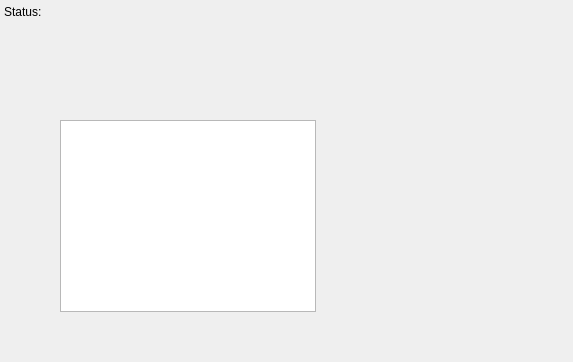
Qt form qtz/widgets/data/wizard-page-create-database-operation.ui (soroush/Qtz) before a commit.
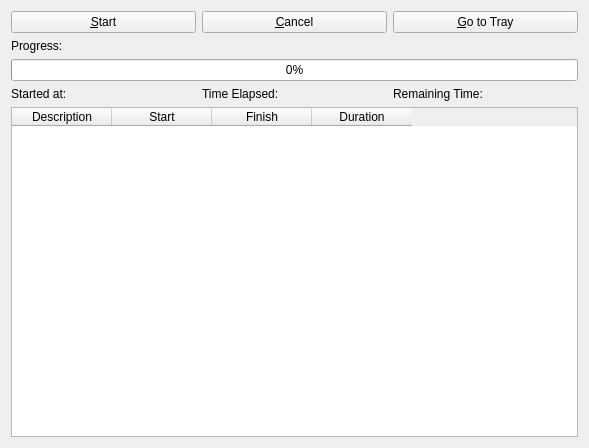
The same form after that commit.

Commit message: Implementing database creation wizard...

```diff
--- a/qtz/widgets/data/wizard-page-create-database-operation.ui
+++ b/qtz/widgets/data/wizard-page-create-database-operation.ui
@@ -6,36 +6,158 @@
    <rect>
     <x>0</x>
     <y>0</y>
-    <width>573</width>
-    <height>362</height>
+    <width>589</width>
+    <height>448</height>
    </rect>
   </property>
   <property name="windowTitle">
    <string>WizardPage</string>
   </property>
-  <widget class="QListWidget" name="listWidget">
-   <property name="geometry">
-    <rect>
-     <x>60</x>
-     <y>120</y>
-     <width>256</width>
-     <height>192</height>
-    </rect>
-   </property>
-  </widget>
-  <widget class="QLabel" name="label">
-   <property name="geometry">
-    <rect>
-     <x>4</x>
-     <y>4</y>
-     <width>40</width>
-     <height>16</height>
-    </rect>
-   </property>
-   <property name="text">
-    <string>Status:</string>
-   </property>
-  </widget>
+  <property name="title">
+   <string>Operation</string>
+  </property>
+  <property name="subTitle">
+   <string>Database is currently beign created. Please wait...</string>
+  </property>
+  <layout class="QVBoxLayout" name="verticalLayout">
+   <item>
+    <layout class="QHBoxLayout" name="_2">
+     <item>
+      <widget class="QPushButton" name="pushButtonPRS">
+       <property name="text">
+        <string>&amp;Start</string>
+       </property>
+      </widget>
+     </item>
+     <item>
+      <widget class="QPushButton" name="pushButtonCancel">
+       <property name="text">
+        <string>&amp;Cancel</string>
+       </property>
+      </widget>
+     </item>
+     <item>
+      <widget class="QPushButton" name="pushButtonGoToTray">
+       <property name="text">
+        <string>&amp;Go to Tray</string>
+       </property>
+      </widget>
+     </item>
+    </layout>
+   </item>
+   <item>
+    <layout class="QVBoxLayout" name="_4">
+     <item>
+      <widget class="QLabel" name="labelProgress">
+       <property name="text">
+        <string>Progress:</string>
+       </property>
+      </widget>
+     </item>
+     <item>
+      <widget class="QProgressBar" name="progressBar">
+       <property name="value">
+        <number>0</number>
+       </property>
+       <property name="format">
+        <string>%p%</string>
+       </property>
+      </widget>
+     </item>
+    </layout>
+   </item>
+   <item>
+    <layout class="QHBoxLayout" name="horizontalLayout">
+     <item>
+      <widget class="QLabel" name="labelStartTime">
+       <property name="text">
+        <string>Started at:</string>
+       </property>
+      </widget>
+     </item>
+     <item>
+      <widget class="QLabel" name="labelShowStartTime">
+       <property name="text">
+        <string/>
+       </property>
+      </widget>
+     </item>
+     <item>
+      <widget class="QLabel" name="labelTimeElapsed">
+       <property name="text">
+        <string>Time Elapsed:</string>
+       </property>
+      </widget>
+     </item>
+     <item>
+      <widget class="QLabel" name="labelShowTimeElapsed">
+       <property name="text">
+        <string/>
+       </property>
+      </widget>
+     </item>
+     <item>
+      <widget class="QLabel" name="labelRemainingTime">
+       <property name="text">
+        <string>Remaining Time:</string>
+       </property>
+      </widget>
+     </item>
+     <item>
+      <widget class="QLabel" name="labelShowRemainingTime">
+       <property name="text">
+        <string/>
+       </property>
+      </widget>
+     </item>
+    </layout>
+   </item>
+   <item>
+    <widget class="QTableWidget" name="tableWidget">
+     <property name="editTriggers">
+      <set>QAbstractItemView::NoEditTriggers</set>
+     </property>
+     <property name="showDropIndicator" stdset="0">
+      <bool>false</bool>
+     </property>
+     <property name="selectionMode">
+      <enum>QAbstractItemView::NoSelection</enum>
+     </property>
+     <property name="iconSize">
+      <size>
+       <width>22</width>
+       <height>22</height>
+      </size>
+     </property>
+     <attribute name="horizontalHeaderCascadingSectionResizes">
+      <bool>false</bool>
+     </attribute>
+     <attribute name="verticalHeaderVisible">
+      <bool>false</bool>
+     </attribute>
+     <column>
+      <property name="text">
+       <string>Description</string>
+      </property>
+     </column>
+     <column>
+      <property name="text">
+       <string>Start</string>
+      </property>
+     </column>
+     <column>
+      <property name="text">
+       <string>Finish</string>
+      </property>
+     </column>
+     <column>
+      <property name="text">
+       <string>Duration</string>
+      </property>
+     </column>
+    </widget>
+   </item>
+  </layout>
  </widget>
  <resources/>
  <connections/>
```
The commit also changes 15 other files.
